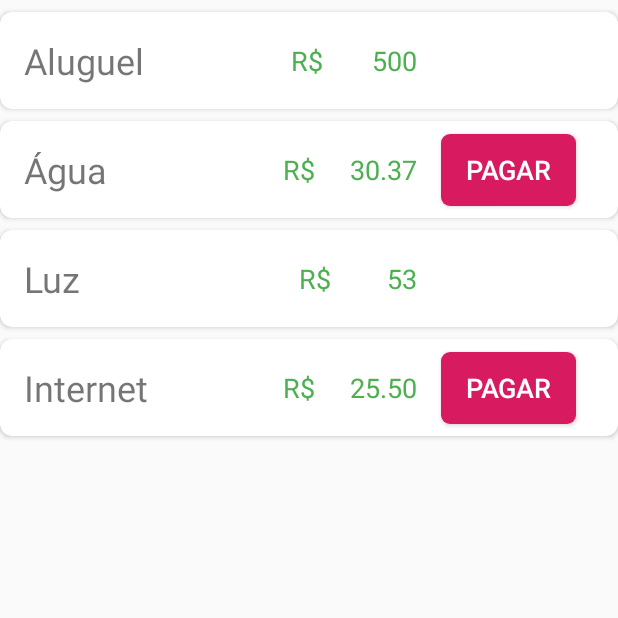
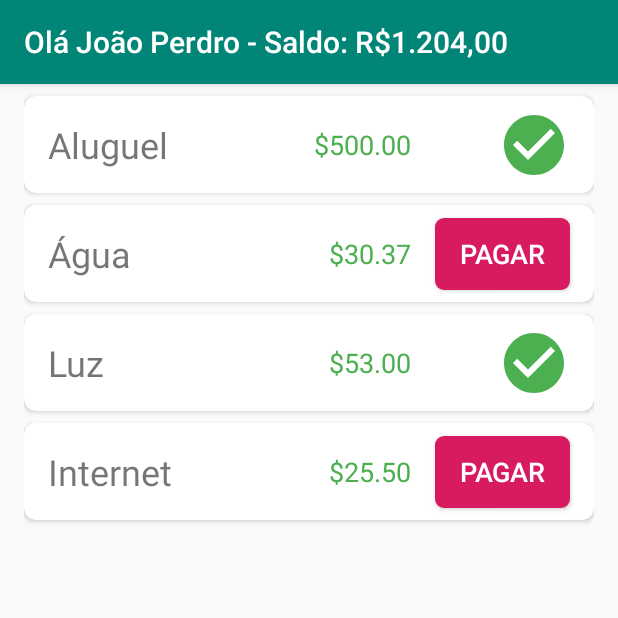
Before and after one commit to leonardosibela/movilehackcampinas, an Android app: the HomeUserActivity screen opened directly, with no data from a screen before it, on a phone screen of 412 x 824 dp, the top half of it. Run offline under Robolectric (Android 15) with nearby library versions, the phone set to English and light mode, and no system bars; our stand-ins replace ButterKnife.

Commit message:
Adding improvements

```diff
--- a/android/app/src/main/AndroidManifest.xml
+++ b/android/app/src/main/AndroidManifest.xml
@@ -14,6 +14,7 @@
         <activity
             android:name=".ui.homeuser.HomeUserActivity"
             android:label="@string/title_activity_home_user"
+            android:theme="@style/AppTheme"
             android:screenOrientation="portrait"></activity>
         <activity
             android:name=".SplashActivity"
--- a/android/app/src/main/java/br/com/movilehackcampinas/digitalwallet/ui/homeadmin/AdminBillListAdapter.java
+++ b/android/app/src/main/java/br/com/movilehackcampinas/digitalwallet/ui/homeadmin/AdminBillListAdapter.java
@@ -37,8 +37,8 @@ public class AdminBillListAdapter extends RecyclerView.Adapter<AdminBillListAdap
     public void onBindViewHolder(@NonNull AdminBillItemViewHolder holder, int i) {
         Bill bill = billsList.get(i);
         holder.billName.setText(bill.getName());
-        holder.value.setText(String.valueOf(StringUtil.doubleToCurrency(bill.getTotalAmount())));
-        holder.payedAmount.setText(String.valueOf(StringUtil.doubleToCurrency(bill.getPayedAmount())));
+        holder.value.setText("R$ " + String.valueOf(StringUtil.doubleToCurrency(bill.getTotalAmount())));
+        holder.payedAmount.setText("R$ " + String.valueOf(StringUtil.doubleToCurrency(bill.getPayedAmount())));
 
         AdminBillFragmentedAdapter adapter = new AdminBillFragmentedAdapter(bill.getProratedValues());
         holder.billFragmentedRecycler.setAdapter(adapter);
--- a/android/app/src/main/java/br/com/movilehackcampinas/digitalwallet/ui/homeuser/HomeUserActivity.java
+++ b/android/app/src/main/java/br/com/movilehackcampinas/digitalwallet/ui/homeuser/HomeUserActivity.java
@@ -2,6 +2,7 @@ package br.com.movilehackcampinas.digitalwallet.ui.homeuser;
 
 import android.os.Bundle;
 import android.app.Activity;
+import android.support.v7.app.AppCompatActivity;
 import android.support.v7.widget.LinearLayoutManager;
 import android.support.v7.widget.RecyclerView;
 
@@ -12,7 +13,7 @@ import br.com.movilehackcampinas.digitalwallet.util.MockUtil;
 import butterknife.BindView;
 import butterknife.ButterKnife;
 
-public class HomeUserActivity extends Activity {
+public class HomeUserActivity extends AppCompatActivity {
 
     @BindView(R.id.recycler_list)
     RecyclerView mRecyclerView;
@@ -23,6 +24,8 @@ public class HomeUserActivity extends Activity {
         setContentView(R.layout.activity_home_user);
 
         ButterKnife.bind(this);
+
+        getSupportActionBar().setTitle("Olá João Perdro - Saldo: R$1.204,00");
         mRecyclerView.setHasFixedSize(true);
         mRecyclerView.setLayoutManager(new LinearLayoutManager(mRecyclerView.getContext()));
         //recyclerView.addItemDecoration(new SimpleItemDecoration(getBaseContext()));
--- a/android/app/src/main/java/br/com/movilehackcampinas/digitalwallet/util/StringUtil.java
+++ b/android/app/src/main/java/br/com/movilehackcampinas/digitalwallet/util/StringUtil.java
@@ -1,13 +1,13 @@
 package br.com.movilehackcampinas.digitalwallet.util;
+
+import java.text.NumberFormat;
+import java.util.Locale;
 
 public class StringUtil {
 
     public static String doubleToCurrency(double value) {
-        float epsilon = 0.004f; // 4 tenths of a cent
-        if (Math.abs(Math.round(value) - value) < epsilon) {
-            return "R$" + String.format("%10.0f", value); // sdb
-        } else {
-            return "R$" + String.format("%10.2f", value); // dj_segfault
-        }
+        Locale locale = Locale.getDefault();
+        NumberFormat numberFormat = NumberFormat.getCurrencyInstance(locale);
+        return numberFormat.format(value);
     }
 }
--- a/android/app/src/main/res/layout/activity_home_user.xml
+++ b/android/app/src/main/res/layout/activity_home_user.xml
@@ -9,6 +9,8 @@
     <android.support.v7.widget.RecyclerView
         android:id="@+id/recycler_list"
         android:layout_width="match_parent"
-        android:layout_height="match_parent"/>
+        android:layout_height="match_parent"
+        android:layout_marginEnd="16dp"
+        android:layout_marginStart="16dp"/>
 
 </android.support.constraint.ConstraintLayout>
--- a/android/app/src/main/res/layout/item_user_bill.xml
+++ b/android/app/src/main/res/layout/item_user_bill.xml
@@ -32,7 +32,7 @@
             android:layout_marginTop="8dp"
             android:layout_marginEnd="16dp"
             android:layout_marginBottom="8dp"
-            android:text="R$1500,00"
+            tools:text="R$1500,00"
             android:textColor="#4caf50"
             android:textSize="18sp"
             app:layout_constraintBottom_toBottomOf="parent"
@@ -44,24 +44,25 @@
             android:layout_width="90dp"
             android:layout_height="48dp"
             android:layout_marginTop="8dp"
-            android:layout_marginEnd="28dp"
+            android:layout_marginEnd="16dp"
             android:layout_marginBottom="8dp"
             android:background="@drawable/button_accent_shape"
+            android:gravity="center"
             android:text="PAGAR"
+            android:textColor="@android:color/white"
             android:textSize="18sp"
-            android:gravity="center"
-            android:textColor="@android:color/white"
             app:layout_constraintBottom_toBottomOf="parent"
             app:layout_constraintEnd_toEndOf="parent"
-            app:layout_constraintTop_toTopOf="parent" />
+            app:layout_constraintTop_toTopOf="parent"
+            tools:visibility="invisible" />
 
         <ImageView
             android:id="@+id/payedImage"
             android:layout_width="48dp"
             android:layout_height="48dp"
+            android:background="@drawable/ic_payed"
             app:layout_constraintBottom_toBottomOf="@+id/pay_button"
             app:layout_constraintEnd_toEndOf="@+id/pay_button"
-            app:layout_constraintStart_toStartOf="@+id/pay_button"
             app:layout_constraintTop_toTopOf="@+id/pay_button" />
 
     </android.support.constraint.ConstraintLayout>
```
